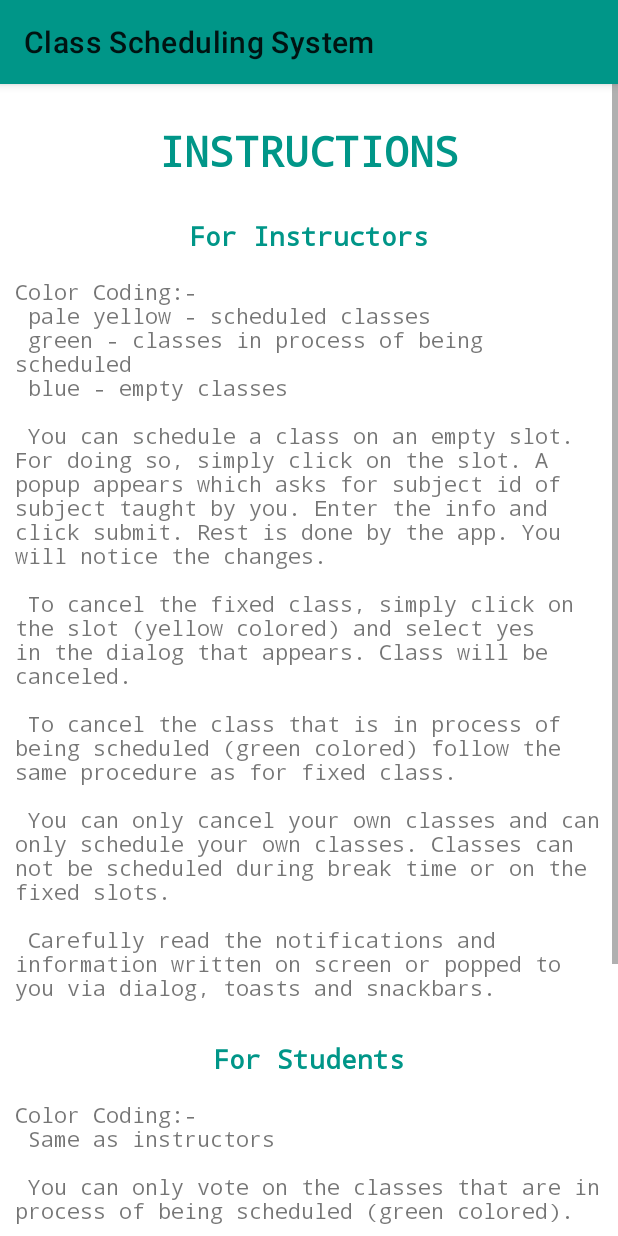
After one commit to Stark-Tony/ClassSchedulingSystem, an Android app: the InstructionActivity screen opened directly, with no data from a screen before it, on a phone screen of 412 x 824 dp. The commit adds this screen. Run offline under Robolectric (Android 15) with nearby library versions, the phone set to English and light mode, and no system bars; network calls fail.

Commit message:
Instructions and about done! Final phase

```diff
--- /dev/null
+++ b/app/src/main/java/com/starklabs/classschedulingsystem/InstructionActivity.java
@@ -0,0 +1,28 @@
+package com.starklabs.classschedulingsystem;
+
+import androidx.appcompat.app.AppCompatActivity;
+
+import android.content.Intent;
+import android.os.Bundle;
+import android.view.View;
+import android.widget.TextView;
+
+public class InstructionActivity extends AppCompatActivity {
+
+    TextView link;
+    @Override
+    protected void onCreate(Bundle savedInstanceState) {
+        super.onCreate(savedInstanceState);
+        setContentView(R.layout.activity_instruction);
+
+        link= findViewById(R.id.link);
+        link.setOnClickListener(new View.OnClickListener() {
+            @Override
+            public void onClick(View v) {
+                Intent intent = new Intent(InstructionActivity.this, AboutActivity.class);
+                startActivity(intent);
+                finish();
+            }
+        });
+    }
+}
--- /dev/null
+++ b/app/src/main/res/layout/activity_instruction.xml
@@ -0,0 +1,77 @@
+<?xml version="1.0" encoding="utf-8"?>
+<ScrollView xmlns:android="http://schemas.android.com/apk/res/android"
+    android:layout_width="match_parent"
+    android:layout_height="match_parent">
+
+    <LinearLayout xmlns:app="http://schemas.android.com/apk/res-auto"
+        xmlns:tools="http://schemas.android.com/tools"
+        android:layout_width="match_parent"
+        android:layout_height="match_parent"
+        android:orientation="vertical"
+        tools:context=".InstructionActivity">
+
+        <TextView
+            android:layout_width="match_parent"
+            android:layout_height="wrap_content"
+            android:layout_marginTop="25dp"
+            android:fontFamily="monospace"
+            android:gravity="center_horizontal"
+            android:text="INSTRUCTIONS"
+            android:textColor="@color/colorPrimary"
+            android:textSize="28sp"
+            android:textStyle="bold" />
+
+        <TextView
+            android:layout_width="match_parent"
+            android:layout_height="wrap_content"
+            android:layout_marginTop="25dp"
+            android:fontFamily="monospace"
+            android:gravity="center_horizontal"
+            android:text="For Instructors"
+            android:textColor="@color/colorPrimary"
+            android:textSize="18sp"
+            android:textStyle="bold" />
+
+        <TextView
+            android:layout_width="match_parent"
+            android:layout_height="wrap_content"
+            android:layout_marginEnd="10dp"
+            android:layout_marginStart="10dp"
+            android:layout_marginTop="15dp"
+            android:fontFamily="monospace"
+            android:text="@string/instructions_for_instructor" />
+
+        <TextView
+            android:layout_width="match_parent"
+            android:layout_height="wrap_content"
+            android:layout_marginTop="25dp"
+            android:fontFamily="monospace"
+            android:gravity="center_horizontal"
+            android:text="For Students"
+            android:textColor="@color/colorPrimary"
+            android:textSize="18sp"
+            android:textStyle="bold" />
+
+        <TextView
+            android:layout_width="match_parent"
+            android:layout_height="wrap_content"
+            android:layout_marginEnd="10dp"
+            android:layout_marginStart="10dp"
+            android:layout_marginTop="15dp"
+            android:fontFamily="monospace"
+            android:text="@string/instructions_for_student" />
+
+        <TextView
+            android:layout_width="match_parent"
+            android:layout_height="wrap_content"
+            android:id="@+id/link"
+            android:text="For info about app and developer team click here"
+            android:clickable="true"
+            android:layout_marginTop="15dp"
+            android:layout_marginBottom="50dp"
+            android:layout_marginStart="10dp"
+            android:layout_marginEnd="10dp"
+            android:textColor="@color/design_default_color_primary_variant"/>
+
+    </LinearLayout>
+</ScrollView>
--- a/app/src/main/res/menu/app_menu.xml
+++ b/app/src/main/res/menu/app_menu.xml
@@ -1,6 +1,5 @@
 <?xml version="1.0" encoding="utf-8"?>
 <menu xmlns:android="http://schemas.android.com/apk/res/android">
-    <item android:id="@+id/profile" android:title="Profile"/>
     <item android:id="@+id/instruction" android:title="Instructions"/>
     <item android:id="@+id/about" android:title="About"/>
     <item android:id="@+id/logout" android:title="Logout"/>
--- a/app/src/main/res/values/strings.xml
+++ b/app/src/main/res/values/strings.xml
@@ -1,4 +1,29 @@
 <resources>
     <string name="app_name">Class Scheduling System</string>
     <string name="ip_addr">http://172.19.13.70:8080/scheduleing/</string>
+    <string name="about">Class Scheduler App is an Android application to facilitate the scheduling of classes within an academic institute.\n
+        The instructors can easily schedule extra classes in the free slots and can cancel the already scheduled classes.\n
+        The students are given a facility to vote for the class that has been proposed to be scheduled by the instructors. Based on the student votes, decisions of classes being scheduled or ignored are taken.
+        The notifications are sent to the students and instructors about the upcoming classes before 2 hrs of the class time.
+    </string>
+    <string name="instructions_for_instructor">
+        Color Coding:-\n
+        pale yellow - scheduled classes\n
+        green - classes in process of being scheduled\n
+        blue - empty classes\n\n
+        You can schedule a class on an empty slot. For doing so, simply click on the slot. A popup appears which asks for subject id of subject taught by you. Enter the info and click submit. Rest is done by the app. You will notice the changes.\n\n
+        To cancel the fixed class, simply click on the slot (yellow colored) and select yes in the dialog that appears. Class will be canceled.\n\n
+        To cancel the class that is in process of being scheduled (green colored) follow the same procedure as for fixed class.\n\n
+        You can only cancel your own classes and can only schedule your own classes. Classes can not be scheduled during break time or on the fixed slots.\n\n
+        Carefully read the notifications and information written on screen or popped to you via dialog, toasts and snackbars.
+
+    </string>
+    <string name="instructions_for_student">
+        Color Coding:-\n
+        Same as instructors\n\n
+        You can only vote on the classes that are in process of being scheduled (green colored).\n\n
+        You can vote once per green colored slot, so choose you vote wisely.\n\n
+        To vote, click on the slot and select yes or no as your vote when dialog appears.\n\n
+        Carefully read the notifications and information written on screen or popped to you via dialog, toasts and snackbars.
+    </string>
 </resources>
```
Also changed, not shown: app/src/main/AndroidManifest.xml (+10 -8 lines), app/src/main/java/com/starklabs/classschedulingsystem/AboutActivity.java (added, +65 -0 lines), app/src/main/java/com/starklabs/classschedulingsystem/MainActivity.java (+18 -19 lines), app/src/main/java/com/starklabs/classschedulingsystem/ProfileActivity.java (deleted, +0 -48 lines), app/src/main/res/layout/activity_about.xml (added, +132 -0 lines), app/src/main/res/layout/activity_profile.xml (deleted, +0 -52 lines), app/src/main/res/layout/image_dailog.xml (added, +10 -0 lines), app/src/main/res/drawable/nawaz.jpg (added).
